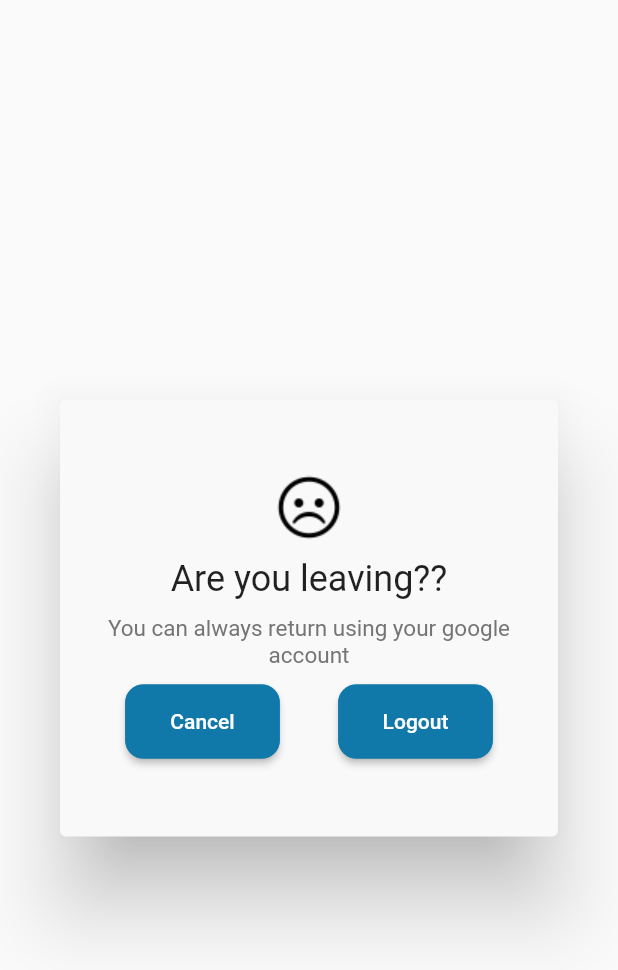
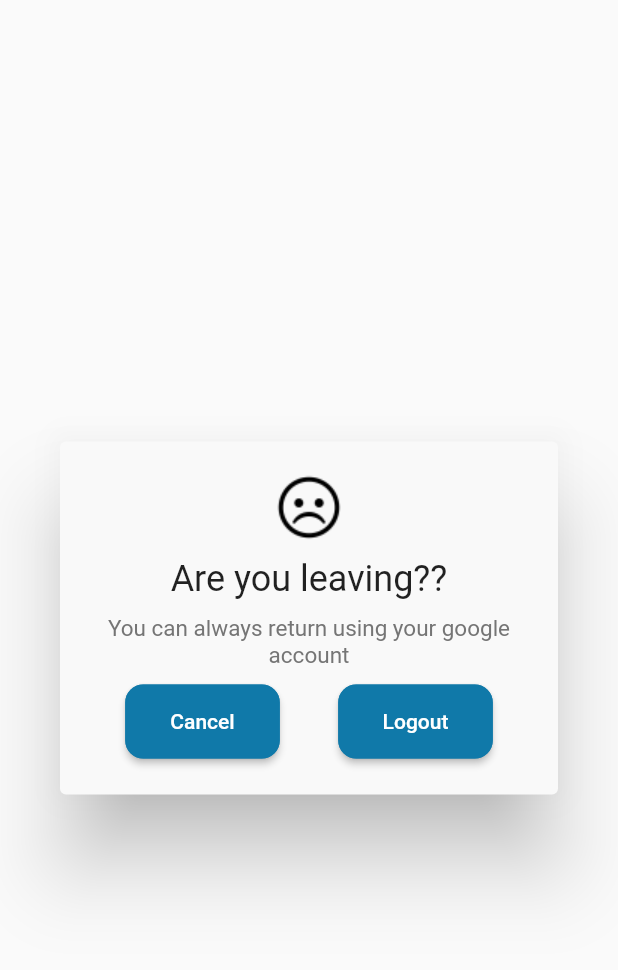
Before and after one commit to arunima-s/gecw-app, a Flutter app: the AlertScreen widget shown alone on an empty page, opened directly, on a phone screen of 412 x 824 dp. Shown: the top 970 px of the screen. Run offline on Flutter 3.47's test engine with Material 2 defaults, Android fonts, the phone set to English and light mode, and no system bars; our stand-ins replace auto_size_text, cached_network_image, card_swiper, firebase_auth, firebase_core, firebase_database and 8 more; missing offline and left inert: maps_launcher, web_scraper; accounts and stored records are empty.

Commit message:
UI fix in alert.

```diff
--- a/gecwapp/lib/customWidgets/Alerts/alert_dialog.dart
+++ b/gecwapp/lib/customWidgets/Alerts/alert_dialog.dart
@@ -20,7 +20,8 @@ class AlertScreen extends StatelessWidget {
     return AlertDialog(
       backgroundColor: Color.fromARGB(255, 249, 249, 249),
       content: Container(
-        height: screenHeight * 0.3,
+        // height: screenHeight * 0.3,
+        width: screenWidth * 0.9,
         decoration:
             BoxDecoration(borderRadius: BorderRadius.all(Radius.circular(10))),
         child: Column(
```
